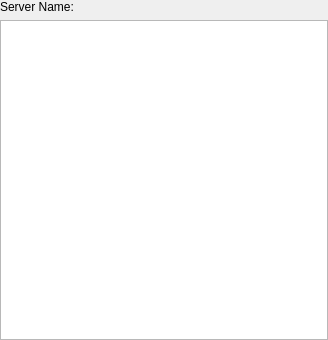
This is UI/MediaTree.ui in towel42-com/EmbySync as Qt 5 draws it before an edit. The edited form follows.
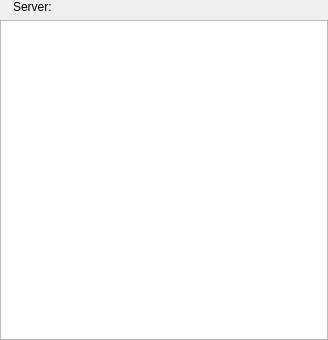
This is the edited form.

Commit message: Show the servers icon on the media tree

```diff
--- a/UI/MediaTree.ui
+++ b/UI/MediaTree.ui
@@ -13,7 +13,7 @@
   <property name="windowTitle">
    <string>Media for Server</string>
   </property>
-  <layout class="QVBoxLayout" name="verticalLayout">
+  <layout class="QGridLayout" name="gridLayout">
    <property name="leftMargin">
     <number>0</number>
    </property>
@@ -26,17 +26,27 @@
    <property name="bottomMargin">
     <number>0</number>
    </property>
-   <item>
+   <item row="0" column="0">
+    <widget class="QLabel" name="serverImage">
+     <property name="sizePolicy">
+      <sizepolicy hsizetype="Maximum" vsizetype="Preferred">
+       <horstretch>0</horstretch>
+       <verstretch>0</verstretch>
+      </sizepolicy>
+     </property>
+     <property name="text">
+      <string/>
+     </property>
+    </widget>
+   </item>
+   <item row="0" column="1">
     <widget class="QLabel" name="serverLabel">
      <property name="text">
-      <string>Server Name:</string>
-     </property>
-     <property name="openExternalLinks">
-      <bool>true</bool>
+      <string>Server:</string>
      </property>
     </widget>
    </item>
-   <item>
+   <item row="1" column="0" colspan="2">
     <widget class="QTreeView" name="media">
      <property name="alternatingRowColors">
       <bool>true</bool>
```
The commit also changes 1 other file.
